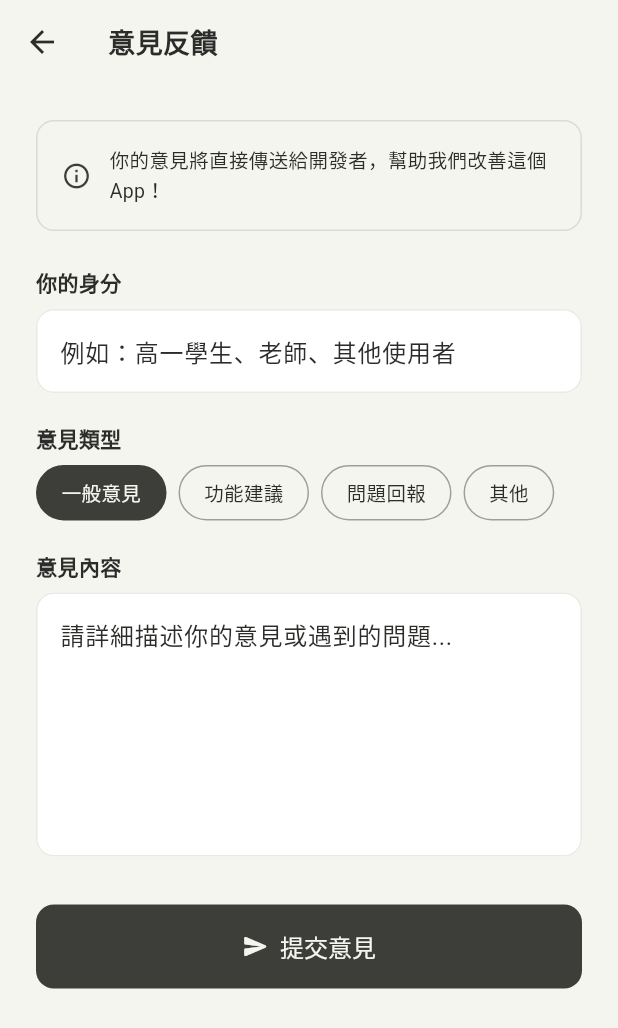
After one commit to Sean11231123/Meeting_Notes, a Flutter app: the FeedbackPage screen opened directly, on a phone screen of 412 x 824 dp. The commit adds this screen. Shown: the top 1028 px of the screen. Run offline on Flutter 3.47's test engine with Material 3 defaults, Android fonts, the phone set to English and light mode, and no system bars; our stand-ins replace flutter_markdown_plus, flutter_secure_storage, google_generative_ai, pdf, permission_handler, share_plus and 3 more; missing offline and left inert: dart:js_interop, record; accounts and stored records are empty.

Commit message:
feat: add feedback & onboarding, support 90min audio via CF Workers

```diff
--- /dev/null
+++ b/lib/feedback_page.dart
@@ -0,0 +1,230 @@
+import 'package:flutter/material.dart';
+import 'package:url_launcher/url_launcher.dart';
+
+class FeedbackPage extends StatefulWidget {
+  const FeedbackPage({super.key});
+
+  @override
+  State<FeedbackPage> createState() => _FeedbackPageState();
+}
+
+class _FeedbackPageState extends State<FeedbackPage> {
+  final _identityController = TextEditingController();
+  final _feedbackController = TextEditingController();
+  String _selectedType = '一般意見';
+  bool _isSubmitting = false;
+
+  final List<String> _types = ['一般意見', '功能建議', '問題回報', '其他'];
+
+  static const _formBaseUrl =
+      'https://docs.google.com/forms/d/e/'
+      '1FAIpQLScC3TcnZlMg8WsjcEpaVFjluUEhDTftfrNK7xcgzzEiL65xrg/formResponse';
+  static const _entryIdentity = 'entry.845376616';
+  static const _entryFeedback = 'entry.1986745615';
+
+  Future<void> _submit() async {
+    if (_identityController.text.trim().isEmpty ||
+        _feedbackController.text.trim().isEmpty) {
+      ScaffoldMessenger.of(
+        context,
+      ).showSnackBar(const SnackBar(content: Text('請填寫所有欄位')));
+      return;
+    }
+
+    setState(() => _isSubmitting = true);
+
+    try {
+      final identity = Uri.encodeComponent(_identityController.text.trim());
+      final feedback = Uri.encodeComponent(
+        '[$_selectedType] ${_feedbackController.text.trim()}',
+      );
+
+      final url = Uri.parse(
+        '$_formBaseUrl?$_entryIdentity=$identity&$_entryFeedback=$feedback',
+      );
+
+      await launchUrl(url, mode: LaunchMode.externalApplication);
+
+      if (mounted) {
+        ScaffoldMessenger.of(
+          context,
+        ).showSnackBar(const SnackBar(content: Text('感謝你的回饋！')));
+        Navigator.pop(context);
+      }
+    } catch (e) {
+      if (mounted) {
+        ScaffoldMessenger.of(
+          context,
+        ).showSnackBar(SnackBar(content: Text('提交失敗：${e.toString()}')));
+      }
+    } finally {
+      if (mounted) setState(() => _isSubmitting = false);
+    }
+  }
+
+  @override
+  void dispose() {
+    _identityController.dispose();
+    _feedbackController.dispose();
+    super.dispose();
+  }
+
+  @override
+  Widget build(BuildContext context) {
+    return Scaffold(
+      appBar: AppBar(title: const Text('意見反饋')),
+      body: SingleChildScrollView(
+        padding: const EdgeInsets.all(24),
+        child: Column(
+          crossAxisAlignment: CrossAxisAlignment.start,
+          children: [
+            // 說明
+            Container(
+              padding: const EdgeInsets.all(16),
+              decoration: BoxDecoration(
+                color: Theme.of(context).colorScheme.surface,
+                borderRadius: BorderRadius.circular(12),
+                border: Border.all(
+                  color: Theme.of(context).colorScheme.outline.withOpacity(0.3),
+                ),
+              ),
+              child: Row(
+                children: [
+                  Icon(
+                    Icons.info_outline,
+                    color: Theme.of(context).colorScheme.primary,
+                    size: 20,
+                  ),
+                  const SizedBox(width: 12),
+                  Expanded(
+                    child: Text(
+                      '你的意見將直接傳送給開發者，幫助我們改善這個 App！',
+                      style: TextStyle(
+                        fontSize: 13,
+                        color: Theme.of(context).colorScheme.onSurface,
+                      ),
+                    ),
+                  ),
+                ],
+              ),
+            ),
+
+            const SizedBox(height: 24),
+
+            // 身分
+            Text(
+              '你的身分',
+              style: TextStyle(
+                fontWeight: FontWeight.w600,
+                color: Theme.of(context).colorScheme.onSurface,
+              ),
+            ),
+            const SizedBox(height: 8),
+            TextField(
+              controller: _identityController,
+              decoration: const InputDecoration(
+                hintText: '例如：高一學生、老師、其他使用者',
+                border: OutlineInputBorder(),
+              ),
+            ),
+
+            const SizedBox(height: 20),
+
+            // 意見類型
+            Text(
+              '意見類型',
+              style: TextStyle(
+                fontWeight: FontWeight.w600,
+                color: Theme.of(context).colorScheme.onSurface,
+              ),
+            ),
+            const SizedBox(height: 8),
+            Wrap(
+              spacing: 8,
+              children: _types.map((type) {
+                final isSelected = type == _selectedType;
+                return GestureDetector(
+                  onTap: () => setState(() => _selectedType = type),
+                  child: AnimatedContainer(
+                    duration: const Duration(milliseconds: 150),
+                    padding: const EdgeInsets.symmetric(
+                      horizontal: 16,
+                      vertical: 8,
+                    ),
+                    decoration: BoxDecoration(
+                      color: isSelected
+                          ? Theme.of(context).colorScheme.primary
+                          : Theme.of(context).colorScheme.surface,
+                      borderRadius: BorderRadius.circular(20),
+                      border: Border.all(
+                        color: isSelected
+                            ? Theme.of(context).colorScheme.primary
+                            : Theme.of(context).colorScheme.outline,
+                      ),
+                    ),
+                    child: Text(
+                      type,
+                      style: TextStyle(
+                        fontSize: 13,
+                        fontWeight: FontWeight.w500,
+                        color: isSelected
+                            ? Theme.of(context).colorScheme.onPrimary
+                            : Theme.of(context).colorScheme.onSurface,
+                      ),
+                    ),
+                  ),
+                );
+              }).toList(),
+            ),
+
+            const SizedBox(height: 20),
+
+            // 意見內容
+            Text(
+              '意見內容',
+              style: TextStyle(
+                fontWeight: FontWeight.w600,
+                color: Theme.of(context).colorScheme.onSurface,
+              ),
+            ),
+            const SizedBox(height: 8),
+            TextField(
+              controller: _feedbackController,
+              maxLines: 6,
+              decoration: const InputDecoration(
+                hintText: '請詳細描述你的意見或遇到的問題...',
+                border: OutlineInputBorder(),
+                alignLabelWithHint: true,
+              ),
+            ),
+
+            const SizedBox(height: 32),
+
+            // 提交按鈕
+            SizedBox(
+              width: double.infinity,
+              child: ElevatedButton.icon(
+                onPressed: _isSubmitting ? null : _submit,
+                icon: _isSubmitting
+                    ? SizedBox(
+                        width: 20,
+                        height: 20,
+                        child: CircularProgressIndicator(
+                          strokeWidth: 2,
+                          color: Theme.of(context).colorScheme.onPrimary,
+                        ),
+                      )
+                    : const Icon(Icons.send_rounded),
+                label: Text(_isSubmitting ? '提交中...' : '提交意見'),
+                style: ElevatedButton.styleFrom(
+                  padding: const EdgeInsets.symmetric(vertical: 16),
+                  textStyle: const TextStyle(fontSize: 16),
+                ),
+              ),
+            ),
+          ],
+        ),
+      ),
+    );
+  }
+}
--- a/lib/settings_page.dart
+++ b/lib/settings_page.dart
@@ -3,6 +3,7 @@ import 'package:provider/provider.dart';
 import 'theme_provider.dart';
 import 'api_key_page.dart';
 import 'transitions.dart';
+import 'feedback_page.dart';
 
 class SettingsPage extends StatelessWidget {
   const SettingsPage({super.key});
@@ -10,7 +11,6 @@ class SettingsPage extends StatelessWidget {
   @override
   Widget build(BuildContext context) {
     final themeProvider = context.watch<ThemeProvider>();
-    final scheme = Theme.of(context).colorScheme;
 
     return Scaffold(
       appBar: AppBar(title: const Text('設定')),
@@ -36,6 +36,19 @@ class SettingsPage extends StatelessWidget {
           _SectionHeader(title: '外觀'),
           const SizedBox(height: 12),
           _ThemeSelector(themeProvider: themeProvider),
+
+          const SizedBox(height: 32),
+
+          // 意見反饋區塊
+          _SectionHeader(title: '意見反饋'),
+          const SizedBox(height: 12),
+          _SettingsTile(
+            icon: Icons.feedback_outlined,
+            title: '提供意見 / 回報問題',
+            subtitle: '告訴我們你的想法或遇到的問題',
+            onTap: () =>
+                Navigator.push(context, SlideRoute(page: const FeedbackPage())),
+          ),
         ],
       ),
     );
--- a/pubspec.yaml
+++ b/pubspec.yaml
@@ -1,7 +1,7 @@
 name: meeting_notes
 description: "A local-first AI Meeting Assistant for students."
 publish_to: 'none'
-version: 1.1.0+1
+version: 1.2.1+1
 
 environment:
   sdk: ^3.11.3
@@ -27,6 +27,7 @@ dependencies:
   intl: ^0.19.0
   provider: ^6.1.2
   web: ^1.0.0
+  url_launcher: ^6.3.0
 
 dev_dependencies:
   flutter_test:
```
Also changed, not shown: lib/gemini_file_service.dart (+49 -19 lines), lib/onboarding_page.dart (+42 -2 lines), lib/recorder_page.dart (+17 -8 lines), pubspec.lock, 1 other file.
